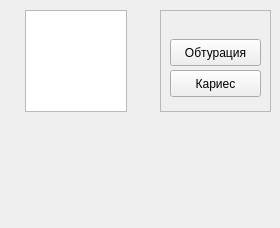
Before: the Qt Designer form src/View/SubWidgets/SurfacePanel.ui in thefinalcutbg/DinoDent, drawn with Qt 5.
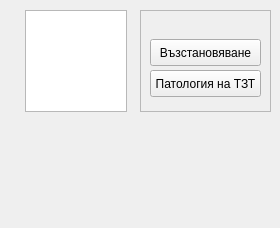
After: the same form once the commit is applied. Custom widgets are drawn as their Qt base class.

```diff
--- a/src/View/SubWidgets/SurfacePanel.ui
+++ b/src/View/SubWidgets/SurfacePanel.ui
@@ -16,10 +16,10 @@
   <widget class="QLabel" name="statusInfoLabel">
    <property name="geometry">
     <rect>
-     <x>10</x>
+     <x>0</x>
      <y>130</y>
-     <width>121</width>
-     <height>16</height>
+     <width>151</width>
+     <height>20</height>
     </rect>
    </property>
    <property name="text">
@@ -37,7 +37,7 @@
     <rect>
      <x>10</x>
      <y>113</y>
-     <width>121</width>
+     <width>131</width>
      <height>16</height>
     </rect>
    </property>
@@ -85,9 +85,9 @@
   <widget class="QFrame" name="group">
    <property name="geometry">
     <rect>
-     <x>160</x>
+     <x>140</x>
      <y>10</y>
-     <width>111</width>
+     <width>131</width>
      <height>102</height>
     </rect>
    </property>
@@ -120,7 +120,7 @@
      <rect>
       <x>10</x>
       <y>5</y>
-      <width>91</width>
+      <width>111</width>
       <height>16</height>
      </rect>
     </property>
@@ -154,7 +154,7 @@
      <rect>
       <x>10</x>
       <y>29</y>
-      <width>91</width>
+      <width>111</width>
       <height>27</height>
      </rect>
     </property>
@@ -168,7 +168,7 @@
      <string notr="true"/>
     </property>
     <property name="text">
-     <string>Обтурация</string>
+     <string>Възстановяване</string>
     </property>
     <property name="checkable">
      <bool>true</bool>
@@ -179,7 +179,7 @@
      <rect>
       <x>10</x>
       <y>60</y>
-      <width>91</width>
+      <width>111</width>
       <height>27</height>
      </rect>
     </property>
@@ -193,7 +193,7 @@
      <string notr="true"/>
     </property>
     <property name="text">
-     <string>Кариес</string>
+     <string>Патология на ТЗТ</string>
     </property>
     <property name="checkable">
      <bool>true</bool>
```
